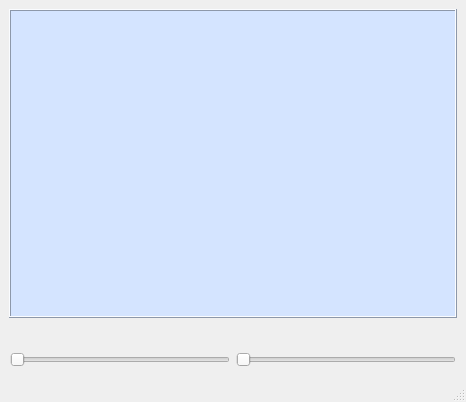
FabL91/N7745C_control, file interface.ui: the form before one commit.
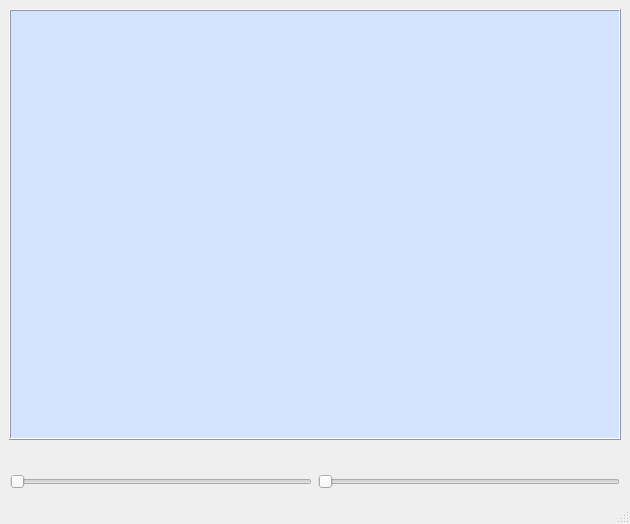
The form after the commit.

What changed in the file:
```diff
--- a/interface.ui
+++ b/interface.ui
@@ -6,8 +6,8 @@
    <rect>
     <x>0</x>
     <y>0</y>
-    <width>466</width>
-    <height>402</height>
+    <width>630</width>
+    <height>524</height>
    </rect>
   </property>
   <property name="windowTitle">
```
Left out of the diff: 2 changed lines with no effect on the pictures.
